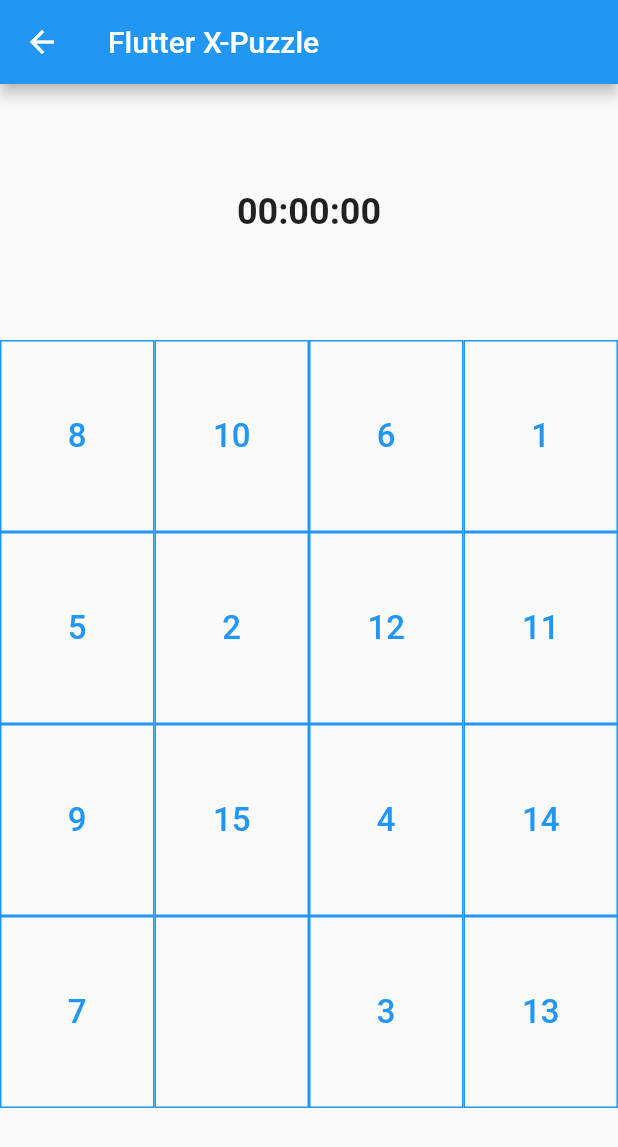
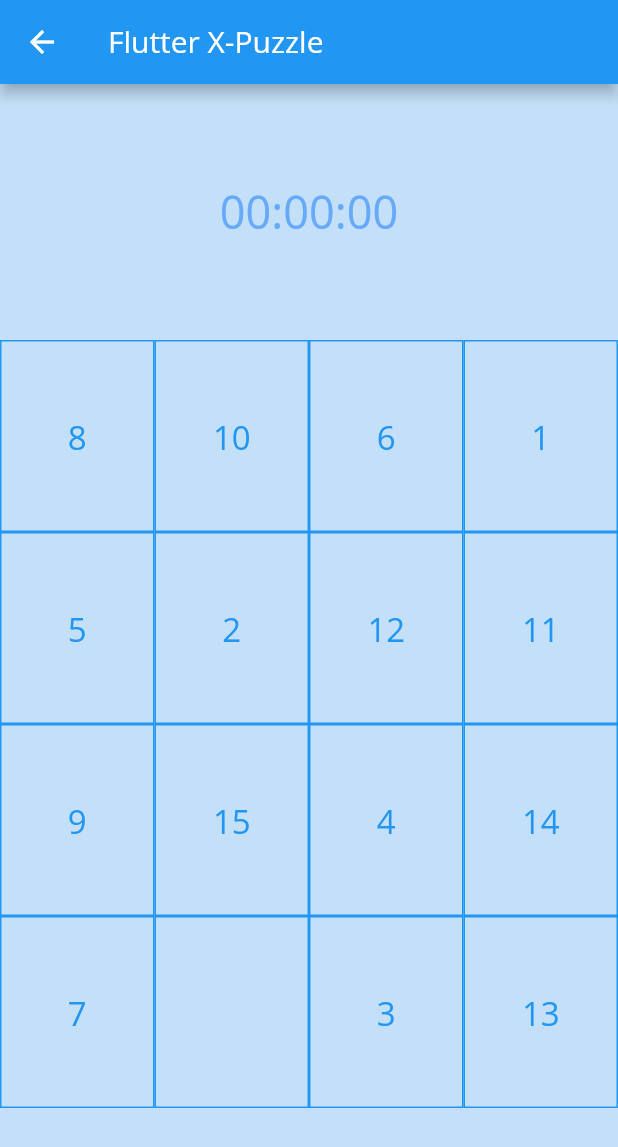
Before and after one commit to maaamorim/xPuzzle, a Flutter app: the screen it shows after launch, after a tap on "Jogar", on a phone screen of 412 x 824 dp. Shown: the top 1147 px of the screen. Run offline on Flutter 3.47's test engine with Material 2 defaults, Android fonts, the phone set to English and light mode, and no system bars.

Commit message:
Trocar tema, adicionar cores e adicionar fonte customizada

```diff
--- a/lib/constants.dart
+++ b/lib/constants.dart
@@ -1,4 +1,6 @@
 library constants;
+
+import 'package:flutter/material.dart';
 
 const List<String> DIFICULDADES = [
   'Fácil (3x3)',
@@ -6,3 +8,6 @@ const List<String> DIFICULDADES = [
   'Difícil (5x5)',
   'Hardcore (6x6)'
 ];
+
+const Color BACKGROUND = Color(0xffC4E0F9);
+const Color TEXT = Color(0xff67AAF9);
--- a/lib/main.dart
+++ b/lib/main.dart
@@ -11,9 +11,9 @@ class XPuzzleApp extends StatelessWidget {
     return MaterialApp(
       title: 'Flutter X-Puzzle',
       theme: ThemeData(
-        primarySwatch: Colors.blue,
-        visualDensity: VisualDensity.adaptivePlatformDensity,
-      ),
+          fontFamily: 'OpenSans',
+          primarySwatch: Colors.blue,
+          visualDensity: VisualDensity.adaptivePlatformDensity),
       home: HomeScreen(),
     );
   }
--- a/lib/screens/game/game_screen.dart
+++ b/lib/screens/game/game_screen.dart
@@ -1,8 +1,7 @@
 import 'dart:async';
-
-import 'package:flutter/cupertino.dart';
 import 'package:flutter/material.dart';
 import 'components/number_board.dart';
+import 'package:xPuzzle/constants.dart' as Constants;
 
 /// Página que contém componentes referentes ao jogo
 class GameScreen extends StatefulWidget {
@@ -60,6 +59,7 @@ class _GameScreenState extends State<GameScreen> {
   @override
   Widget build(BuildContext context) {
     return Scaffold(
+        backgroundColor: Constants.BACKGROUND,
         appBar: AppBar(
           title: Text('Flutter X-Puzzle'),
         ),
@@ -73,8 +73,7 @@ class _GameScreenState extends State<GameScreen> {
                   children: <Widget>[
                     Text(
                       _tempoTranscorrido,
-                      style:
-                          TextStyle(fontWeight: FontWeight.bold, fontSize: 24),
+                      style: TextStyle(color: Constants.TEXT, fontSize: 30),
                     )
                   ],
                 ),
--- a/lib/screens/home/components/difficulty_dropdown_button.dart
+++ b/lib/screens/home/components/difficulty_dropdown_button.dart
@@ -21,13 +21,13 @@ class _DifficultyDropdownButtonState extends State<DifficultyDropdownButton> {
   Widget build(BuildContext context) {
     return DropdownButton<String>(
       value: _valorSelecionado,
-      icon: Icon(Icons.arrow_downward),
+      icon: Icon(Icons.arrow_downward, color: Constants.TEXT),
       iconSize: 24,
       elevation: 16,
-      style: TextStyle(color: Colors.deepPurple, fontSize: 16),
+      style: TextStyle(color: Constants.TEXT, fontSize: 20),
       underline: Container(
         height: 2,
-        color: Colors.deepPurpleAccent,
+        color: Constants.TEXT,
       ),
       onChanged: (String novoValor) {
         _callbackAtualizarValor(novoValor);
@@ -39,7 +39,7 @@ class _DifficultyDropdownButtonState extends State<DifficultyDropdownButton> {
           Constants.DIFICULDADES.map<DropdownMenuItem<String>>((String valor) {
         return DropdownMenuItem<String>(
           value: valor,
-          child: Text(valor),
+          child: Text(valor, style: TextStyle(color: Constants.TEXT)),
         );
       }).toList(),
     );
--- a/lib/screens/home/home_screen.dart
+++ b/lib/screens/home/home_screen.dart
@@ -27,24 +27,44 @@ class _HomeScreenState extends State<HomeScreen> {
   @override
   Widget build(BuildContext context) {
     return Scaffold(
+        backgroundColor: Constants.BACKGROUND,
         appBar: AppBar(title: Text('Flutter X-Puzzle')),
         body: Center(
           child: Column(children: <Widget>[
             Spacer(flex: 5),
             Expanded(
-                flex: 8,
+                flex: 12,
                 child: Column(children: <Widget>[
-                  Text('Flutter X-Puzzle', style: TextStyle(fontSize: 24)),
-                  DifficultyDropdownButton(_atualizarValorSelecionado),
-                  RaisedButton(
-                      onPressed: () => _iniciarJogo(context),
-                      child: Text('Jogar')),
+                  Container(
+                      padding: EdgeInsets.only(bottom: 25),
+                      child: Text('X-Puzzle',
+                          style:
+                              TextStyle(fontSize: 30, color: Constants.TEXT))),
+                  Container(
+                      padding: EdgeInsets.only(bottom: 50),
+                      child:
+                          DifficultyDropdownButton(_atualizarValorSelecionado)),
+                  ButtonTheme(
+                    minWidth: 140.0,
+                    height: 50.0,
+                    child: RaisedButton(
+                        shape: RoundedRectangleBorder(
+                            borderRadius: BorderRadius.circular(18.0),
+                            side: BorderSide(color: Colors.transparent)),
+                        color: Constants.TEXT,
+                        onPressed: () => _iniciarJogo(context),
+                        child: Text('Jogar',
+                            style:
+                                TextStyle(fontSize: 20, color: Colors.white))),
+                  )
                 ])),
             Expanded(
                 flex: 1,
                 child: Text('feito por MateusCFC',
-                    style:
-                        TextStyle(fontSize: 12, fontWeight: FontWeight.bold)))
+                    style: TextStyle(
+                        fontSize: 12,
+                        fontWeight: FontWeight.bold,
+                        color: Colors.black)))
           ]),
         ));
   }
--- a/pubspec.yaml
+++ b/pubspec.yaml
@@ -74,3 +74,7 @@ flutter:
   #
   # For details regarding fonts from package dependencies,
   # see https://flutter.dev/custom-fonts/#from-packages
+  fonts:
+    - family: OpenSans
+      fonts:
+        - asset: fonts/OpenSans-Regular.ttf
```
Also changed, not shown: fonts/OpenSans-Regular.ttf (added).
